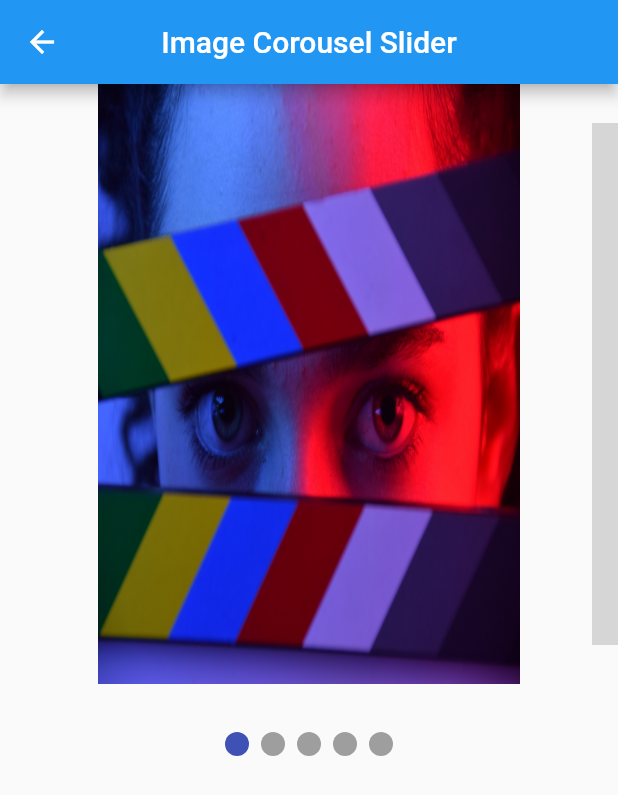
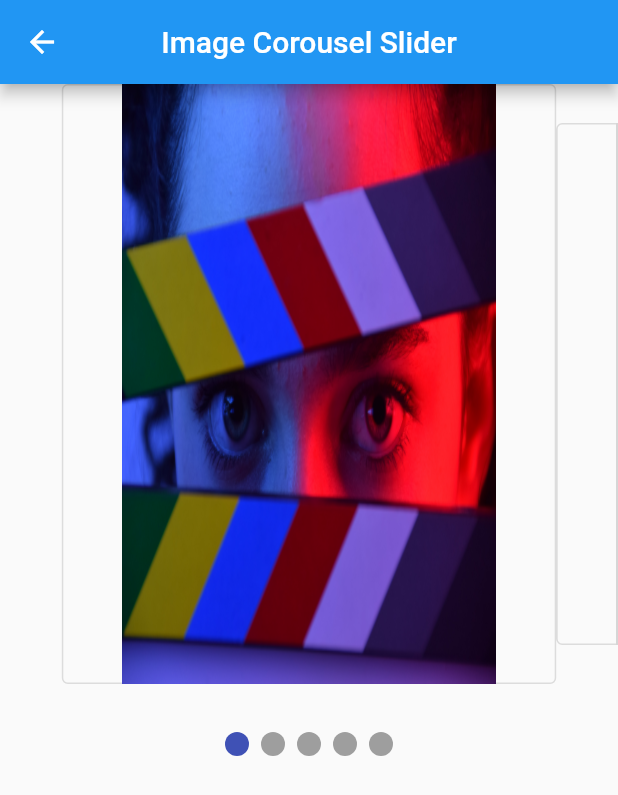
Before and after one commit to FaizaSam/Custom-Ads, a Flutter app: the Corousel screen opened directly, on a phone screen of 412 x 824 dp. Shown: the top 795 px of the screen. Run offline on Flutter 3.47's test engine with Material 2 defaults, Android fonts, the phone set to English and light mode, and no system bars; drawn by our look-alikes of carousel_slider, smooth_page_indicator; our stand-ins replace video_player; missing offline and left inert: back_button_interceptor; grey boxes are pictures that could not be loaded.

Commit message:
carousal ad

```diff
--- a/lib/corousel.dart
+++ b/lib/corousel.dart
@@ -5,6 +5,7 @@ import 'package:carousel_slider/carousel_slider.dart';
 // import 'package:carousel_slider/carousel_state.dart';
 import 'package:carousel_slider/carousel_options.dart';
 import 'package:smooth_page_indicator/smooth_page_indicator.dart';
+import 'package:url_launcher/url_launcher.dart';
 
 class Corousel extends StatefulWidget {
   Corousel({Key key}) : super(key: key);
@@ -38,7 +39,7 @@ class _CorouselState extends State<Corousel> {
                   itemCount: imag.length,
                   itemBuilder: (context, index, realIndex) {
                     final actImg = imag[index];
-                    return buildImage(actImg, index);
+                    return imageButton(actImg, index);
                   },
                   options: CarouselOptions(
                       height: 400,
@@ -53,13 +54,27 @@ class _CorouselState extends State<Corousel> {
                           activeIndex = index;
                         });
                       },
-                      autoPlayInterval: Duration(seconds: 2))),
+                      autoPlayInterval: Duration(seconds: 4))),
             ),
             const SizedBox(
               height: 32,
             ),
             buildIndicator(),
           ],
+        ));
+  }
+
+  Widget imageButton(String actImag, index) {
+    return OutlinedButton(
+        onPressed: () {
+          launch('https://www.google.com');
+        },
+        child: Container(
+          margin: EdgeInsets.symmetric(horizontal: 24),
+          decoration: BoxDecoration(
+              // color: Colors.grey,
+              image: DecorationImage(
+                  fit: BoxFit.fill, image: AssetImage(actImag))),
         ));
   }
 
```
